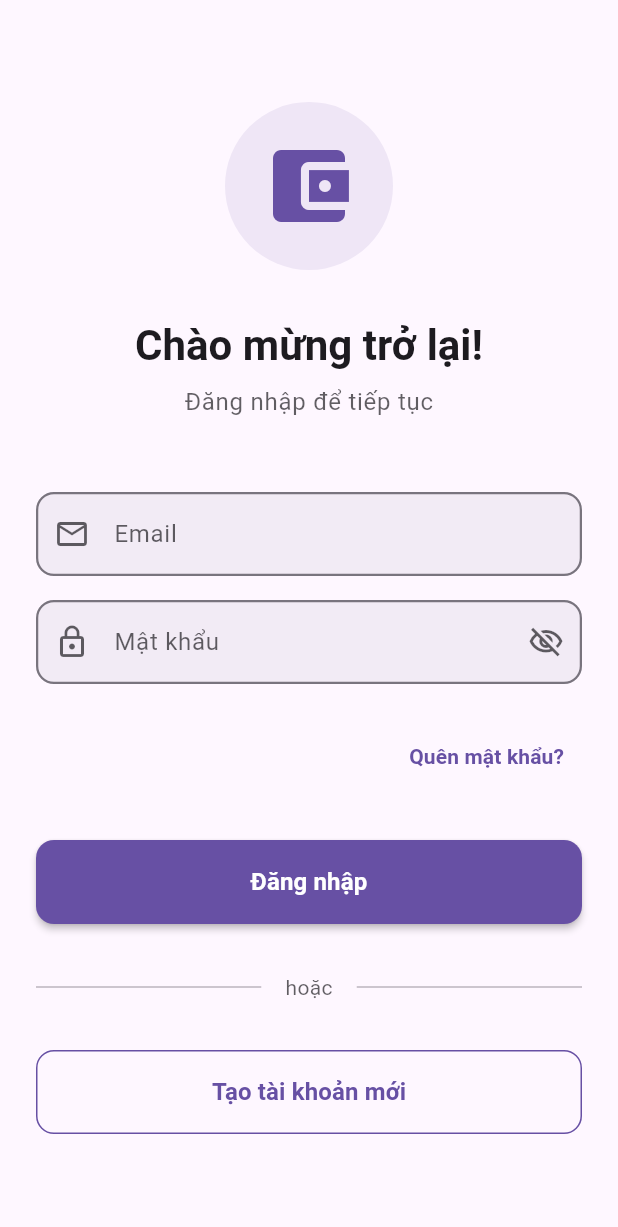
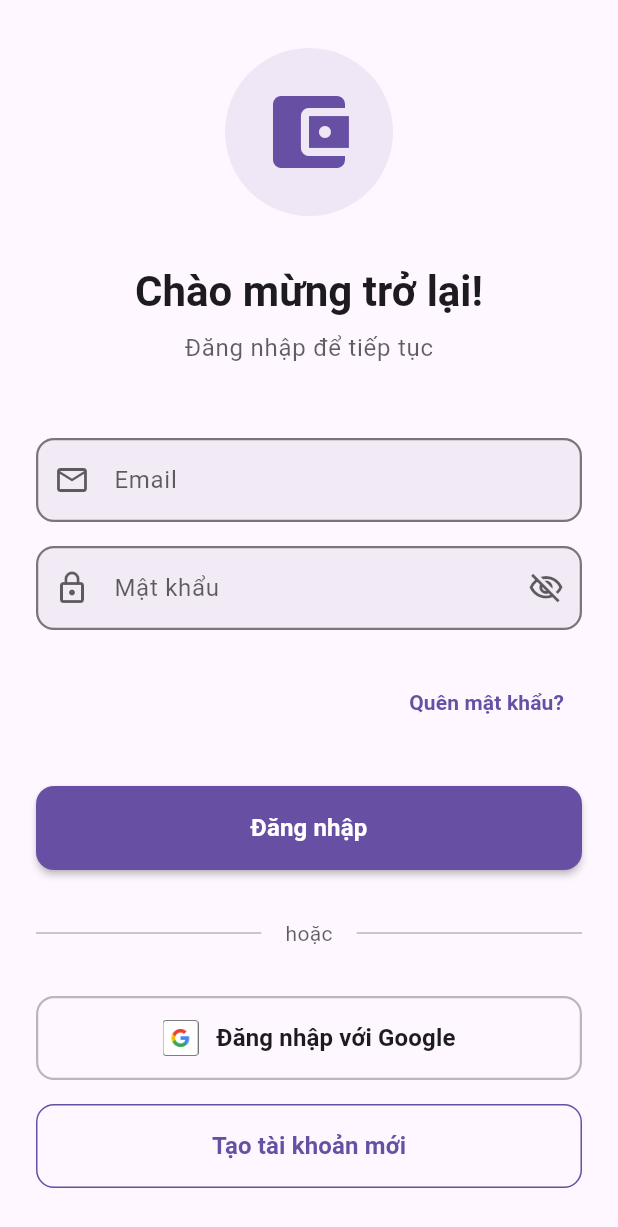
Before and after one commit to Kaii-Kaii/QuanLyThanhToan, a Flutter app: the screen it shows after launch, on a phone screen of 412 x 824 dp. Shown: the top 1227 px of the screen. Run offline on Flutter 3.47's test engine with Material 3 defaults, Android fonts, the phone set to English and light mode, and no system bars; our stand-ins replace cloud_firestore, firebase_auth, firebase_core, flutter_local_notifications, google_sign_in, image_picker and 4 more; missing offline and left inert: cloudinary_public; accounts and stored records are empty.

Commit message:
google sig in

```diff
--- a/lib/screens/auth/login_screen.dart
+++ b/lib/screens/auth/login_screen.dart
@@ -20,12 +20,19 @@ class _LoginScreenState extends State<LoginScreen> {
   final _formKey = GlobalKey<FormState>();
 
   bool _isLoading = false;
+  bool _isGoogleLoading = false; // Thêm biến loading riêng cho Google
   bool _obscurePassword = true;
   String? _loginError; // Thêm biến lưu lỗi đăng nhập
 
   void _setLoading(bool loading) {
     setState(() {
       _isLoading = loading;
+    });
+  }
+
+  void _setGoogleLoading(bool loading) {
+    setState(() {
+      _isGoogleLoading = loading;
     });
   }
 
@@ -71,6 +78,66 @@ class _LoginScreenState extends State<LoginScreen> {
       });
     } finally {
       _setLoading(false);
+    }
+  }
+
+  // Cập nhật method đăng nhập với Google
+  Future<void> _signInWithGoogle() async {
+    setState(() {
+      _loginError = null;
+    });
+
+    _setGoogleLoading(true);
+    try {
+      final userCredential = await _authService.signInWithGoogle();
+      if (userCredential == null) {
+        // User canceled the sign-in
+        return;
+      }
+
+      // Hiển thị thông báo thành công (tùy chọn)
+      if (mounted) {
+        ScaffoldMessenger.of(context).showSnackBar(
+          SnackBar(
+            content: Text(
+              'Đăng nhập thành công với ${userCredential.user?.email}',
+            ),
+            backgroundColor: Theme.of(context).colorScheme.primary,
+          ),
+        );
+      }
+    } on FirebaseAuthException catch (e) {
+      setState(() {
+        switch (e.code) {
+          case 'account-exists-with-different-credential':
+            _loginError =
+                'Email này đã được sử dụng với phương thức đăng nhập khác';
+            break;
+          case 'invalid-credential':
+            _loginError = 'Thông tin đăng nhập không hợp lệ';
+            break;
+          case 'operation-not-allowed':
+            _loginError = 'Đăng nhập Google chưa được kích hoạt';
+            break;
+          case 'user-disabled':
+            _loginError = 'Tài khoản đã bị vô hiệu hóa';
+            break;
+          case 'network-request-failed':
+            _loginError = 'Lỗi kết nối mạng. Vui lòng kiểm tra internet';
+            break;
+          default:
+            _loginError = 'Đăng nhập Google thất bại: ${e.message}';
+        }
+      });
+    } catch (e) {
+      setState(() {
+        _loginError = 'Đăng nhập Google thất bại. Vui lòng thử lại';
+      });
+      print('Google Sign-In Error: $e');
+    } finally {
+      if (mounted) {
+        _setGoogleLoading(false);
+      }
     }
   }
 
@@ -384,7 +451,7 @@ class _LoginScreenState extends State<LoginScreen> {
                     width: double.infinity,
                     height: 56,
                     child: ElevatedButton(
-                      onPressed: _isLoading ? null : _login,
+                      onPressed: _isLoading || _isGoogleLoading ? null : _login,
                       style: ElevatedButton.styleFrom(
                         backgroundColor: colorScheme.primary,
                         foregroundColor: colorScheme.onPrimary,
@@ -442,12 +509,71 @@ class _LoginScreenState extends State<LoginScreen> {
                   ),
                   const SizedBox(height: 32),
 
+                  // Google Sign-In Button
+                  SizedBox(
+                    width: double.infinity,
+                    height: 56,
+                    child: OutlinedButton(
+                      onPressed:
+                          _isLoading || _isGoogleLoading
+                              ? null
+                              : _signInWithGoogle,
+                      style: OutlinedButton.styleFrom(
+                        side: BorderSide(
+                          color: colorScheme.outline.withOpacity(0.5),
+                          width: 1.5,
+                        ),
+                        shape: RoundedRectangleBorder(
+                          borderRadius: BorderRadius.circular(12),
+                        ),
+                        backgroundColor: colorScheme.surface,
+                      ),
+                      child:
+                          _isGoogleLoading
+                              ? SizedBox(
+                                height: 20,
+                                width: 20,
+                                child: CircularProgressIndicator(
+                                  strokeWidth: 2,
+                                  valueColor: AlwaysStoppedAnimation<Color>(
+                                    colorScheme.primary,
+                                  ),
+                                ),
+                              )
+                              : Row(
+                                mainAxisAlignment: MainAxisAlignment.center,
+                                children: [
+                                  Image.asset(
+                                    isDark
+                                        ? 'lib/assets/android_dark_sq_na@1x.png'
+                                        : 'lib/assets/android_light_sq_na@1x.png',
+                                    height: 24,
+                                    width: 24,
+                                  ),
+                                  const SizedBox(width: 12),
+                                  Text(
+                                    'Đăng nhập với Google',
+                                    style: TextStyle(
+                                      fontSize: 16,
+                                      fontWeight: FontWeight.w600,
+                                      color: colorScheme.onSurface,
+                                    ),
+                                  ),
+                                ],
+                              ),
+                    ),
+                  ),
+                  const SizedBox(height: 16),
+
                   // Register Button
                   SizedBox(
                     width: double.infinity,
                     height: 56,
                     child: OutlinedButton(
-                      onPressed: () {
+                      onPressed:
+                          _isLoading || _isGoogleLoading
+                              ? null
+                              : () {
                                 Navigator.push(
                                   context,
                                   MaterialPageRoute(
--- a/pubspec.yaml
+++ b/pubspec.yaml
@@ -46,6 +46,8 @@ dependencies:
   flutter_local_notifications: ^19.2.1
   timezone: ^0.10.1
   permission_handler: ^11.3.1
+  google_sign_in: ^6.1.5
+
 
 dev_dependencies:
   flutter_test:
@@ -86,6 +88,8 @@ flutter:
   assets:
     - lib/assets/
     - lib/assets/image.png
+    - lib/assets/android_dark_sq_na@1x.png
+    - lib/assets/android_light_sq_na@1x.png
 
   # To add assets to your application, add an assets section, like this:
   # assets:
```
Also changed, not shown: lib/services/auth_service.dart (+60 -1 lines), lib/assets/android_dark_sq_na@1x.png (added), lib/assets/android_light_sq_na@1x.png (added), pubspec.lock. Lines whose indentation alone changed are shown as unchanged.
